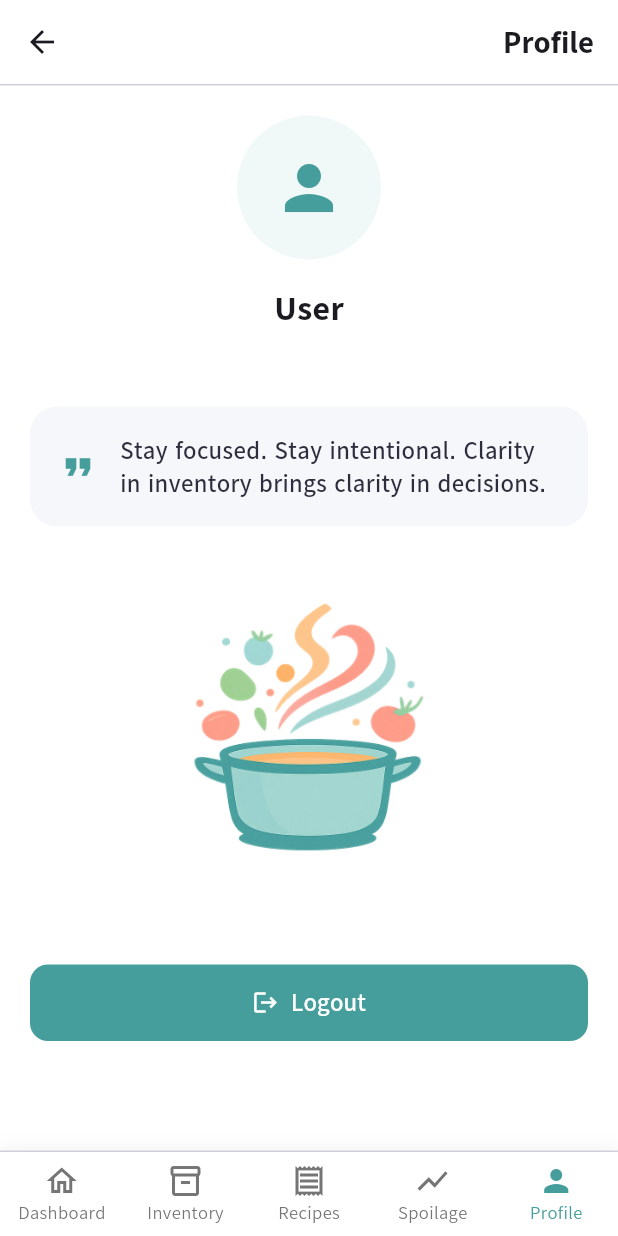
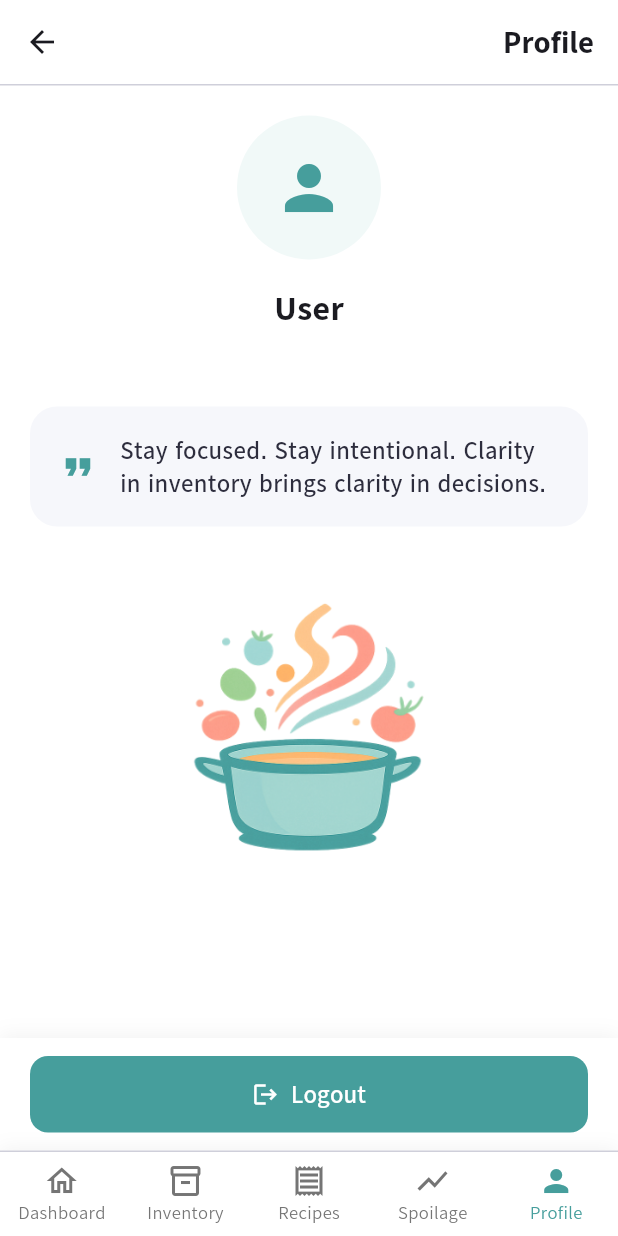
Before and after one commit to cadburyoreo535/App-Dev-Final-Project, a Flutter app: the ProfileScreen screen opened by its route, on a phone screen of 412 x 824 dp. Run offline on Flutter 3.47's test engine with Material 3 defaults, Android fonts, the phone set to English and light mode, and no system bars; our stand-ins replace cloud_firestore, firebase_auth, firebase_core, fl_chart, flutter_dotenv, google_generative_ai; accounts and stored records are empty.

Commit message:
fix: logout button position

```diff
--- a/final_project/lib/screens/profile_screen.dart
+++ b/final_project/lib/screens/profile_screen.dart
@@ -19,7 +19,7 @@ class _ProfileScreenState extends State<ProfileScreen> {
     'Progress, not perfection. Improvement compounds when you stay consistent even on ordinary days.',
     'Use what you have. Protect what you need. Stewardship begins with attention to the overlooked items.',
     'Consistency beats motivation; systems outlast moods. Build routines that defend freshness and value.',
-    'Your choices today shape tomorrow’s savings—financial, environmental, and personal clarity.',
+    'Your choices today shape tomorrow\'s savings—financial, environmental, and personal clarity.',
     'Do less wasting. Do more living. Free space, free mind, free intention for what matters.',
     'Every saved item is a quiet victory against excess and neglect—celebrate the subtle wins.',
     'Mindful actions create meaningful impact; reducing spoilage is a ripple that reaches far.',
@@ -77,7 +77,6 @@ class _ProfileScreenState extends State<ProfileScreen> {
   Widget build(BuildContext context) {
     final user = FirebaseAuth.instance.currentUser;
     if (user == null) {
-      // If no user is logged in, redirect to login screen.
       WidgetsBinding.instance.addPostFrameCallback((_) {
         if (mounted) Navigator.pushReplacementNamed(context, '/login');
       });
@@ -97,9 +96,9 @@ class _ProfileScreenState extends State<ProfileScreen> {
       appBar: AppBar(
         backgroundColor: Colors.white,
         elevation: 0,
-        title: Align(
+        title: const Align(
           alignment: Alignment.centerRight,
-          child: const Text(
+          child: Text(
             'Profile',
             style: TextStyle(fontSize: 20, fontWeight: FontWeight.w900),
           ),
@@ -114,7 +113,10 @@ class _ProfileScreenState extends State<ProfileScreen> {
           ),
         ),
       ),
-      body: SingleChildScrollView(
+      body: Column(
+        children: [
+          Expanded(
+            child: SingleChildScrollView(
               padding: const EdgeInsets.all(20),
               child: Column(
                 crossAxisAlignment: CrossAxisAlignment.center,
@@ -124,7 +126,9 @@ class _ProfileScreenState extends State<ProfileScreen> {
                       children: [
                         CircleAvatar(
                           radius: 48,
-                    backgroundColor: const Color(0xFFA0D4CF).withOpacity(0.15),
+                          backgroundColor: const Color(
+                            0xFFA0D4CF,
+                          ).withOpacity(0.15),
                           backgroundImage: photoUrl != null
                               ? NetworkImage(photoUrl)
                               : null,
@@ -186,19 +190,39 @@ class _ProfileScreenState extends State<ProfileScreen> {
                       ],
                     ),
                   ),
-            // Logo between quote and logout
                   SizedBox(
-              height: 260, // increased from 120 to push logout button down
-              child: Image.asset('lib/assets/logo.png', fit: BoxFit.contain),
+                    height: 260,
+                    child: Image.asset(
+                      'lib/assets/logo.png',
+                      fit: BoxFit.contain,
                     ),
-            const SizedBox(height: 12),
-            SizedBox(
+                  ),
+                  const SizedBox(height: 20),
+                ],
+              ),
+            ),
+          ),
+          // Logout button pinned at bottom
+          Container(
+            padding: const EdgeInsets.symmetric(horizontal: 20, vertical: 12),
+            decoration: BoxDecoration(
+              color: Colors.white,
+              boxShadow: [
+                BoxShadow(
+                  color: Colors.black.withOpacity(0.05),
+                  blurRadius: 10,
+                  offset: const Offset(0, -2),
+                ),
+              ],
+            ),
+            child: SizedBox(
               width: double.infinity,
               child: ElevatedButton.icon(
                 onPressed: () async {
                   await FirebaseAuth.instance.signOut();
-                  if (mounted)
+                  if (mounted) {
                     Navigator.pushReplacementNamed(context, '/login');
+                  }
                 },
                 icon: const Icon(Icons.logout, color: Colors.white),
                 style: ElevatedButton.styleFrom(
@@ -220,8 +244,8 @@ class _ProfileScreenState extends State<ProfileScreen> {
                 ),
               ),
             ),
+          ),
         ],
-        ),
       ),
       bottomNavigationBar: _buildBottomNavBar(),
     );
```
Lines whose indentation alone changed are shown as unchanged.
